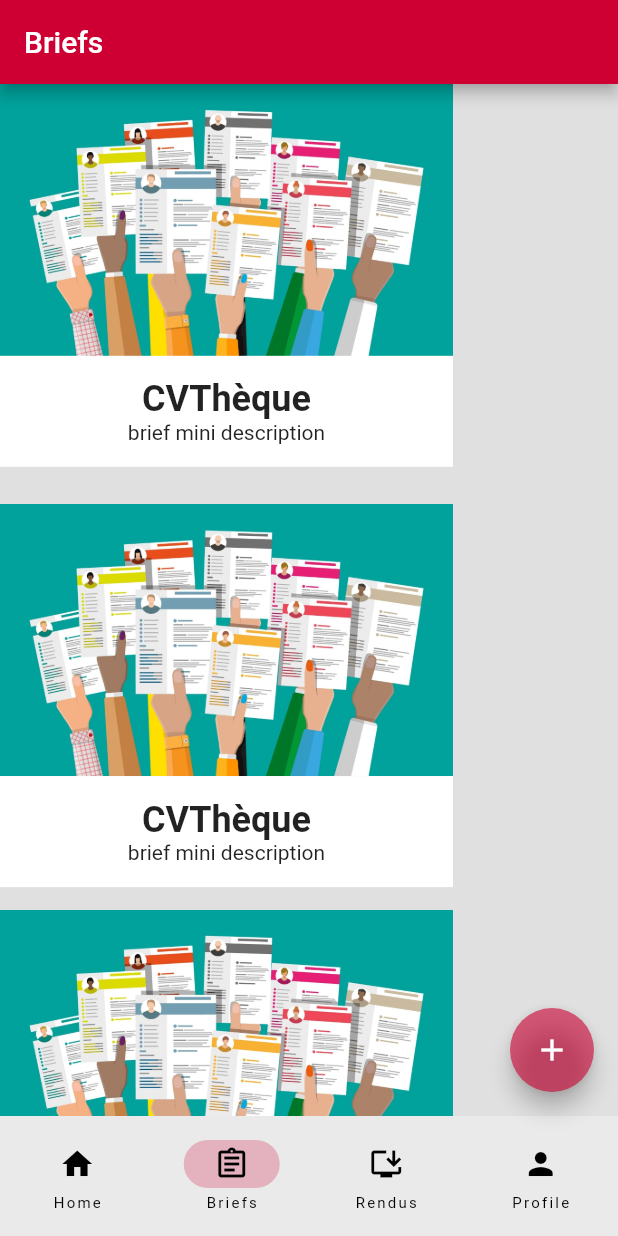
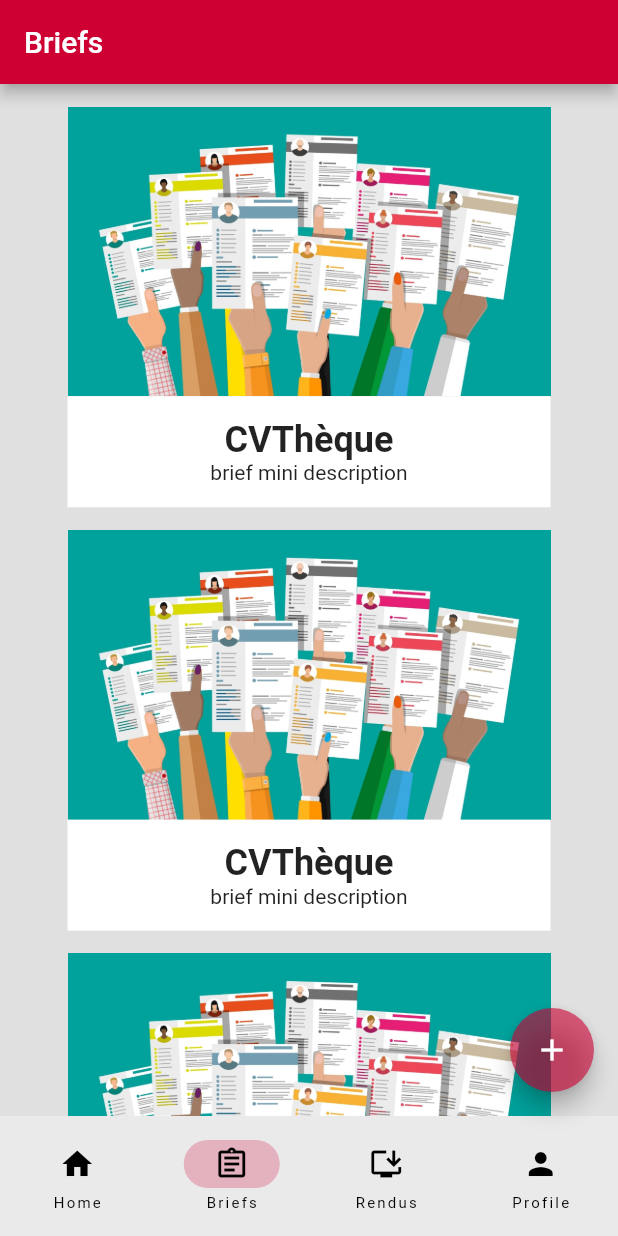
Before and after one commit to HoussamEddineLamzoudi/simplonline_mobile, a Flutter app: the screen it shows after launch, item 2 of the bottom bar chosen, on a phone screen of 412 x 824 dp. Run offline on Flutter 3.47's test engine with Material 2 defaults, Android fonts, the phone set to English and light mode, and no system bars.

Commit message:
center briefs

```diff
--- a/lib/briefs.dart
+++ b/lib/briefs.dart
@@ -22,6 +22,7 @@ class Briefs extends StatelessWidget {
           // ),
         ),
         body: SingleChildScrollView(
+          child: Center(
             child: Column(
 
               children: [
@@ -37,8 +38,8 @@ class Briefs extends StatelessWidget {
                         );
                   },
                   child: Container(
-                    width: MediaQuery.of(context).size.width - 110,
-                    margin: const EdgeInsets.only(bottom: 25),
+                      width: MediaQuery.of(context).size.width - 90,
+                      margin: const EdgeInsets.fromLTRB(0, 15, 0, 15),
                       child: Center(
                         child: Column(
                           children: [
@@ -85,7 +86,7 @@ class Briefs extends StatelessWidget {
                         );
                   },
                   child: Container(
-                    width: MediaQuery.of(context).size.width - 110,
+                      width: MediaQuery.of(context).size.width - 90,
                       margin: const EdgeInsets.only(bottom: 15),
                       child: Center(
                         child: Column(
@@ -133,7 +134,7 @@ class Briefs extends StatelessWidget {
                         );
                   },
                   child: Container(
-                    width: MediaQuery.of(context).size.width - 110,
+                      width: MediaQuery.of(context).size.width - 90,
                       margin: const EdgeInsets.only(bottom: 15),
                       child: Center(
                         child: Column(
@@ -181,7 +182,7 @@ class Briefs extends StatelessWidget {
                         );
                   },
                   child: Container(
-                    width: MediaQuery.of(context).size.width - 110,
+                      width: MediaQuery.of(context).size.width - 90,
                       margin: const EdgeInsets.only(bottom: 15),
                       child: Center(
                         child: Column(
@@ -229,7 +230,7 @@ class Briefs extends StatelessWidget {
                         );
                   },
                   child: Container(
-                    width: MediaQuery.of(context).size.width - 110,
+                      width: MediaQuery.of(context).size.width - 90,
                       margin: const EdgeInsets.only(bottom: 15),
                       child: Center(
                         child: Column(
@@ -265,6 +266,7 @@ class Briefs extends StatelessWidget {
                 )
               ],
             ),
+          ),
         ));
   }
 }
--- a/lib/main.dart
+++ b/lib/main.dart
@@ -1,10 +1,8 @@
 import 'package:flutter/material.dart';
-import 'package:simplonline_mobile/brief.dart';
 import 'package:simplonline_mobile/briefs.dart';
 import 'package:simplonline_mobile/home_page.dart';
 import 'package:simplonline_mobile/profile.dart';
 import 'package:simplonline_mobile/rendu_page.dart';
-import 'package:simplonline_mobile/test.dart';
 
 void main() {
   runApp(const MyApp());
```
Lines whose indentation alone changed are shown as unchanged.
